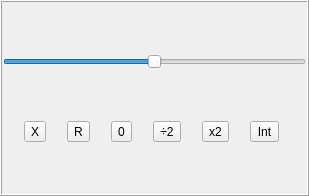
First picture: the form in mandelbulber2/qt/slider_popup.ui, repository buddhi1980/mandelbulber2, before the edit.
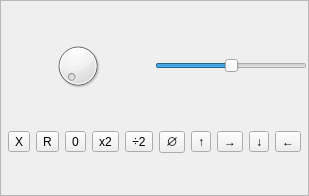
Second picture: the form after the edit.

Commit message: Added MagicRound function (used by slider). Sider frame ui prepared for dials

Patch:
```diff
--- a/mandelbulber2/qt/slider_popup.ui
+++ b/mandelbulber2/qt/slider_popup.ui
@@ -23,7 +23,7 @@
    <bool>true</bool>
   </property>
   <property name="frameShape">
-   <enum>QFrame::Box</enum>
+   <enum>QFrame::StyledPanel</enum>
   </property>
   <property name="frameShadow">
    <enum>QFrame::Raised</enum>
@@ -46,6 +46,9 @@
    </property>
    <item>
     <layout class="QHBoxLayout" name="horizontalLayout">
+     <item>
+      <widget class="QDial" name="dial"/>
+     </item>
      <item>
       <widget class="QSlider" name="slider">
        <property name="sizePolicy">
@@ -114,19 +117,6 @@
        </property>
       </widget>
      </item>
-     <item>
-      <widget class="QToolButton" name="buHalf">
-       <property name="focusPolicy">
-        <enum>Qt::NoFocus</enum>
-       </property>
-       <property name="toolTip">
-        <string>Half</string>
-       </property>
-       <property name="text">
-        <string>÷2</string>
-       </property>
-      </widget>
-     </item>
      <item>
       <widget class="QToolButton" name="buDouble">
        <property name="focusPolicy">
@@ -140,6 +130,19 @@
        </property>
       </widget>
      </item>
+     <item>
+      <widget class="QToolButton" name="buHalf">
+       <property name="focusPolicy">
+        <enum>Qt::NoFocus</enum>
+       </property>
+       <property name="toolTip">
+        <string>Half</string>
+       </property>
+       <property name="text">
+        <string>÷2</string>
+       </property>
+      </widget>
+     </item>
      <item>
       <widget class="QToolButton" name="buInteger">
        <property name="focusPolicy">
@@ -149,7 +152,59 @@
         <string>Round to integer</string>
        </property>
        <property name="text">
-        <string>Int</string>
+        <string>∅</string>
+       </property>
+      </widget>
+     </item>
+     <item>
+      <widget class="QToolButton" name="buUp">
+       <property name="focusPolicy">
+        <enum>Qt::NoFocus</enum>
+       </property>
+       <property name="toolTip">
+        <string>Zero</string>
+       </property>
+       <property name="text">
+        <string>↑</string>
+       </property>
+      </widget>
+     </item>
+     <item>
+      <widget class="QToolButton" name="buRight">
+       <property name="focusPolicy">
+        <enum>Qt::NoFocus</enum>
+       </property>
+       <property name="toolTip">
+        <string>Zero</string>
+       </property>
+       <property name="text">
+        <string>→</string>
+       </property>
+      </widget>
+     </item>
+     <item>
+      <widget class="QToolButton" name="buDown">
+       <property name="focusPolicy">
+        <enum>Qt::NoFocus</enum>
+       </property>
+       <property name="toolTip">
+        <string>Zero</string>
+       </property>
+       <property name="text">
+        <string>↓</string>
+       </property>
+      </widget>
+     </item>
+     <item>
+      <widget class="QToolButton" name="buLeft">
+       <property name="focusPolicy">
+        <enum>Qt::NoFocus</enum>
+       </property>
+       <property name="toolTip">
+        <string>Zero</string>
+       </property>
+       <property name="text">
+        <string>←</string>
        </property>
       </widget>
      </item>
```
The commit also changes 8 other files.
